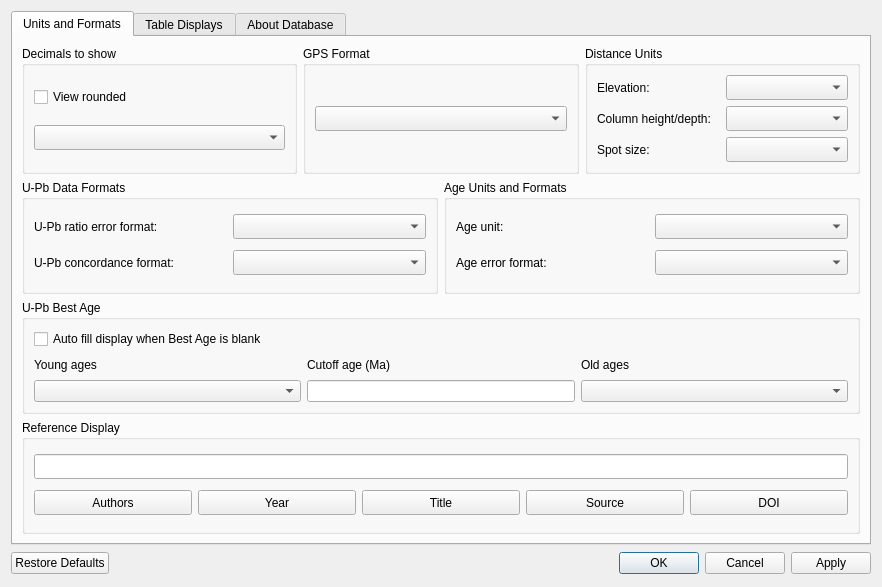
Old version of the form ui/Settings.ui in the repository kathrynmetcalf/GeoCORK.
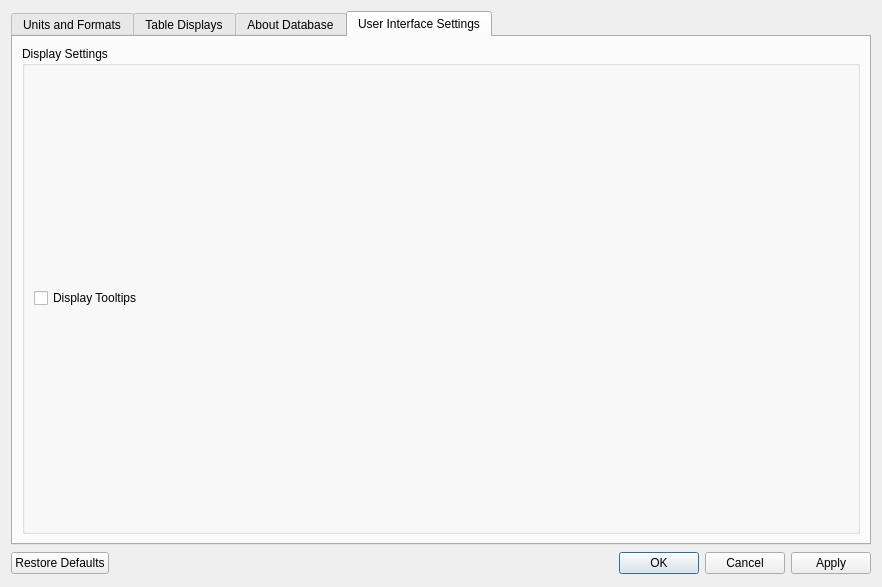
New version of the form. The open tabs and pages were chosen to show the change.

Commit message: Added display tooltips settings and event filter. Made column mapper have a min width and height.

```diff
--- a/ui/Settings.ui
+++ b/ui/Settings.ui
@@ -900,6 +900,29 @@
        </item>
       </layout>
      </widget>
+     <widget class="QWidget" name="ui_tab">
+      <attribute name="title">
+       <string>User Interface Settings</string>
+      </attribute>
+      <layout class="QVBoxLayout" name="verticalLayout_8">
+       <item>
+        <widget class="QGroupBox" name="groupBox">
+         <property name="title">
+          <string>Display Settings</string>
+         </property>
+         <layout class="QGridLayout" name="gridLayout_7">
+          <item row="0" column="0">
+           <widget class="QCheckBox" name="display_tooltips_checkBox">
+            <property name="text">
+             <string>Display Tooltips</string>
+            </property>
+           </widget>
+          </item>
+         </layout>
+        </widget>
+       </item>
+      </layout>
+     </widget>
     </widget>
    </item>
    <item>
```
The commit also changes 4 other files.
